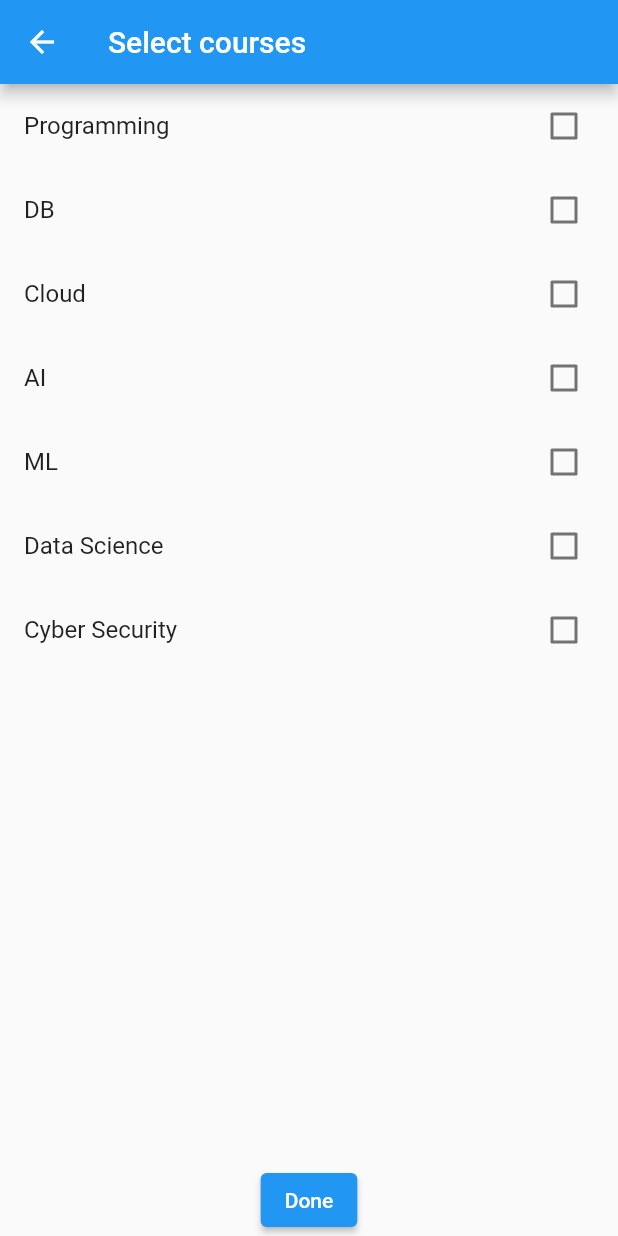
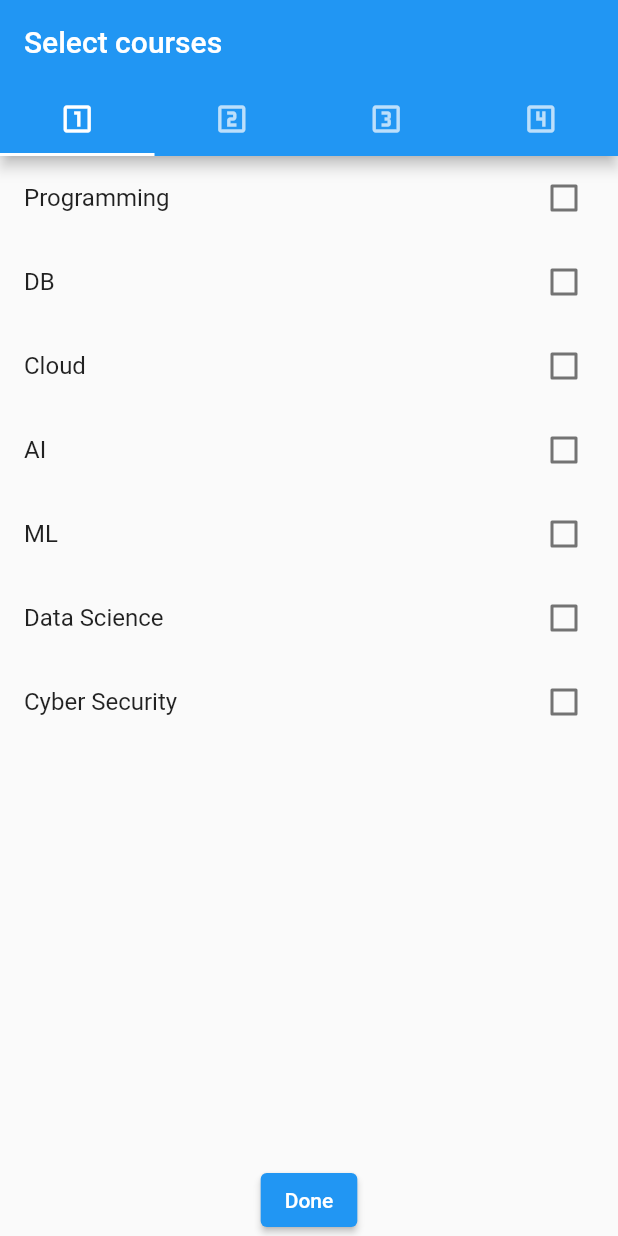
Before and after one commit to pasinduPrabhath/gpacalculator, a Flutter app: the screen it shows after launch, after a tap on the "add" icon, on a phone screen of 412 x 824 dp. Run offline on Flutter 3.47's test engine with Material 2 defaults, Android fonts, the phone set to English and light mode, and no system bars.

Commit message:
Added checklists to tabs

```diff
--- a/lib/myDialog.dart
+++ b/lib/myDialog.dart
@@ -35,12 +35,36 @@ class _MyDialogState extends State<MyDialog> {
 
   @override
   Widget build(BuildContext context) {
-    return Scaffold(
+    return MaterialApp(
+      home: DefaultTabController(
+        length: 4,
+        child: Scaffold(
           appBar: AppBar(
+            bottom: const TabBar(
+              tabs: [
+                Tab(icon: Icon(Icons.looks_one_outlined)),
+                Tab(icon: Icon(Icons.looks_two_outlined)),
+                Tab(icon: Icon(Icons.looks_3_outlined)),
+                Tab(icon: Icon(Icons.looks_4_outlined)),
+              ],
+            ),
             title: const Text('Select courses'),
           ),
-      body: Center(
-        child: Column(
+          body: TabBarView(
+            children: [
+              Center(child: checklistMenu1()),
+              Center(child: checklistMenu1()),
+              Icon(Icons.directions_bike),
+              Icon(Icons.abc)
+            ],
+          ),
+        ),
+      ),
+    );
+  }
+
+  Column checklistMenu1() {
+    return Column(
       children: <Widget>[
         Expanded(
           child: ListView.builder(
@@ -77,8 +101,6 @@ class _MyDialogState extends State<MyDialog> {
           child: const Text('Done'),
         ),
       ],
-        ),
-      ),
     );
   }
 }
```
Lines whose indentation alone changed are shown as unchanged.
